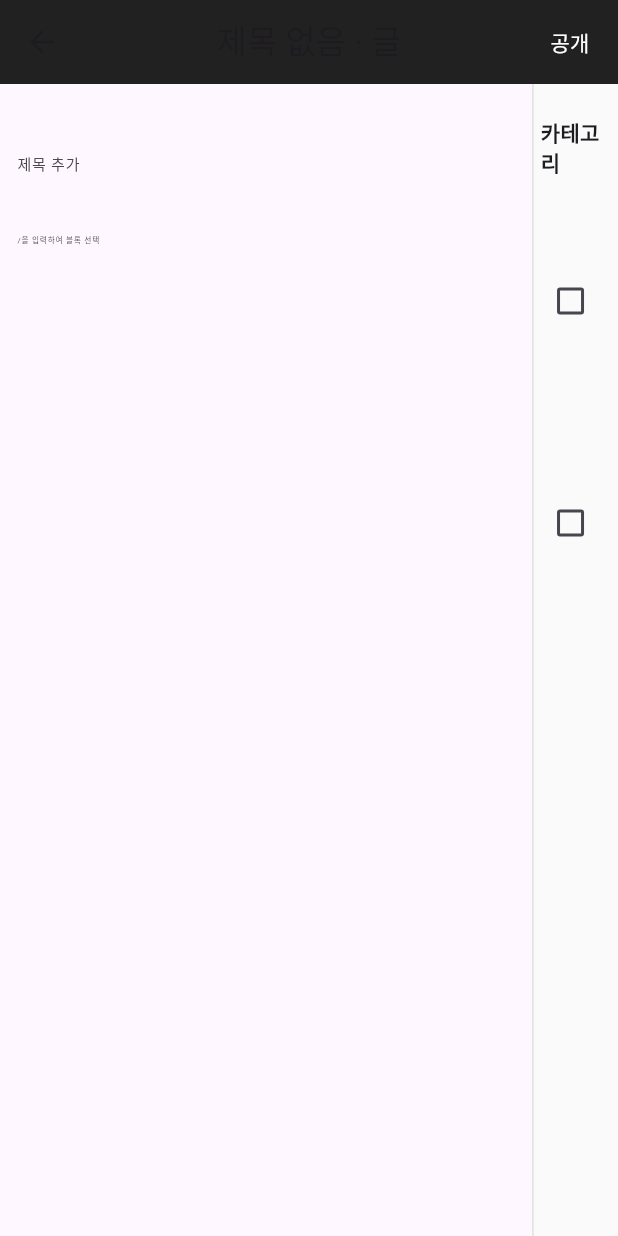
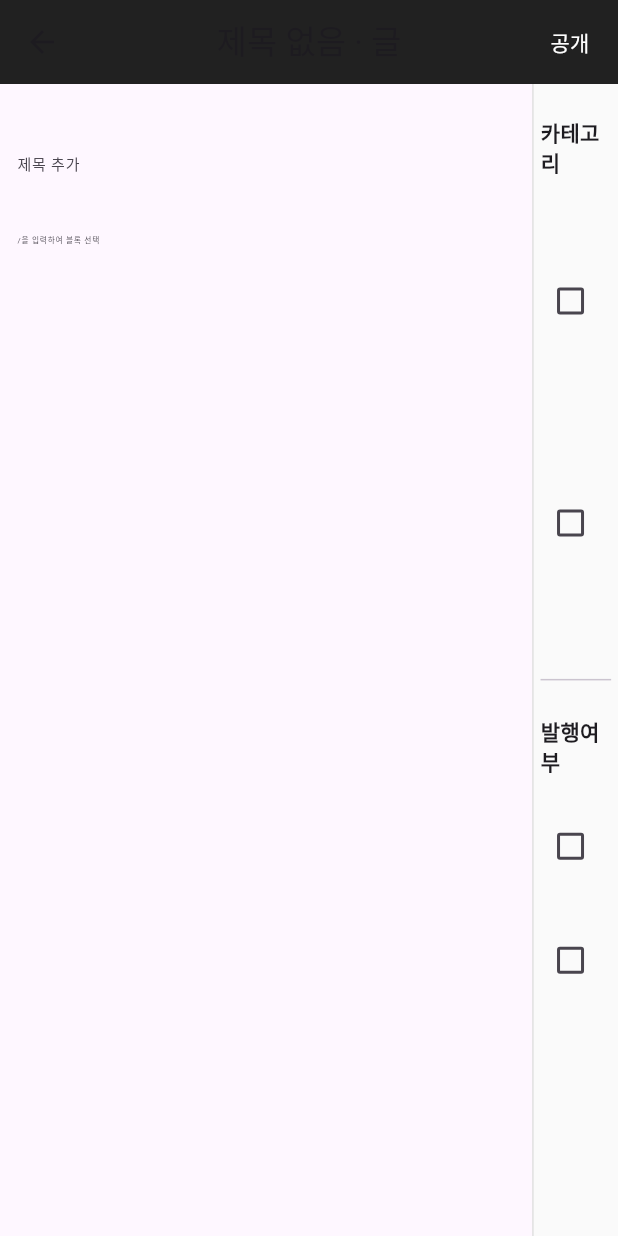
Before and after one commit to KimMinJin63/WebTNMFact, a Flutter app: the AdminPage screen opened by its route, after a tap on the "add" icon, on a phone screen of 412 x 824 dp. Run offline on Flutter 3.47's test engine with Material 3 defaults, Android fonts, the phone set to English and light mode, and no system bars; our stand-ins replace cloud_firestore, firebase_auth, firebase_core, flutter_screenutil, get; accounts and stored records are empty; Roboto replaces fonts that are missing (PretendardBold, PretendardRegular).

Commit message:
수정기능 작업 중

```diff
--- a/lib/controller/admin_controller.dart
+++ b/lib/controller/admin_controller.dart
@@ -9,6 +9,8 @@ class AdminController extends GetxController {
   RxInt selectedIndex = 0.obs;
   FirebaseFirestore firestore = FirebaseFirestore.instance;
   RxList<Map<String, dynamic>> postList = <Map<String, dynamic>>[].obs;
+  RxList<Map<String, dynamic>> donePostList = <Map<String, dynamic>>[].obs;
+  RxList<Map<String, dynamic>> notPostList = <Map<String, dynamic>>[].obs;
   RxString postTitle = ''.obs;
   RxString postContent = ''.obs;
   RxString postCategory = ''.obs;
@@ -19,24 +21,28 @@ class AdminController extends GetxController {
   @override
   void onInit() {
     super.onInit();
-    fetchPostCounts(); // 앱 실행 시 카운트 불러오기
-    fetchPosts(); // 앱 실행 시 카운트 불러오기
+    fetchAllPostCounts();
+    fetchAllPosts();
+    fetchNotPosts();
+    fetchDonePosts();
   }
 
   void selectTab(int index) {
     selectedIndex.value = index;
   }
 
-Future<void> fetchPosts({String? searchQuery}) async {
+  Future<void> fetchAllPosts({String? searchQuery}) async {
     try {
       final snapshot = await firestore
           .collection('posts')
+          .orderBy('createdAt', descending: true)
           .get();
 
       postList.value = snapshot.docs.map((doc) {
         final timestamp = doc['createdAt'] as Timestamp?;
         final dateTime = timestamp?.toDate() ?? DateTime.now();
-      final formattedDate = DateFormat('yyyy-MM-dd HH:mm:ss a', 'ko_KR').format(dateTime); // 원하는 형식 지정
+        final formattedDate = DateFormat('yyyy-MM-dd HH:mm:ss a', 'ko_KR')
+            .format(dateTime); // 원하는 형식 지정
         return {
           'id': doc.id,
           'title': doc['title'],
@@ -56,26 +62,121 @@ Future<void> fetchPosts({String? searchQuery}) async {
     }
   }
 
-  Future<void> fetchPostCounts() async {
+  Future<void> fetchNotPosts({String? searchQuery}) async {
+    try {
+      final snapshot = await firestore
+          .collection('posts')
+          .where('status', isEqualTo: '미발행') // 🔍 미발행 필터
+          .orderBy('createdAt', descending: true) // 최신순 정렬
+          .get();
+
+      notPostList.value = snapshot.docs.map((doc) {
+        final timestamp = doc['createdAt'] as Timestamp?;
+        final dateTime = timestamp?.toDate() ?? DateTime.now();
+        final formattedDate =
+            DateFormat('yyyy-MM-dd HH:mm:ss a', 'ko_KR').format(dateTime);
+        return {
+          'id': doc.id,
+          'title': doc['title'],
+          'content': doc['content'],
+          'category': doc['category'],
+          'author': doc['author'],
+          'createdAt': formattedDate,
+          'status': doc['status'],
+        };
+      }).toList();
+
+      print('📄 미발행 게시글 불러오기 성공');
+      print('총 미발행 게시글 수: ${snapshot.docs.length}');
+    } catch (e) {
+      print('🔥 미발행 게시글 불러오기 실패: $e');
+    }
+  }
+
+  Future<void> fetchDonePosts({String? searchQuery}) async {
+    try {
+      final snapshot = await firestore
+          .collection('posts')
+          .where('status', isEqualTo: '발행')
+          .orderBy('createdAt', descending: true)
+          .get();
+
+      donePostList.value = snapshot.docs.map((doc) {
+        final timestamp = doc['createdAt'] as Timestamp?;
+        final dateTime = timestamp?.toDate() ?? DateTime.now();
+        final formattedDate = DateFormat('yyyy-MM-dd HH:mm:ss a', 'ko_KR')
+            .format(dateTime); // 원하는 형식 지정
+        return {
+          'id': doc.id,
+          'title': doc['title'],
+          'content': doc['content'],
+          'category': doc['category'],
+          'author': doc['author'],
+          'createdAt': formattedDate, // String으로 저장
+          // 'status': doc['status'] ?? 'pending', // 기본값 설정
+          // 'imageUrl': doc['imageUrl'] ?? '', // 이미지 URL이 없을 경우
+        };
+      }).toList();
+
+      print('게시글 불러오기 성공');
+      print('총 게시글 수: ${snapshot.docs.length}');
+    } catch (e) {
+      print('🔥 게시글 불러오기 실패: $e');
+    }
+  }
+
+  Future<void> fetchAllPostCounts() async {
     try {
       final totalSnapshot = await firestore.collection('posts').get();
       print('총 게시글 수: ${totalSnapshot.size}');
       totalCount.value = totalSnapshot.size;
-      print('발행된 게시글 수: ${totalCount.value}');
 
       final publishedSnapshot = await firestore
           .collection('posts')
-          .where('status', isEqualTo: 'published')
+          .where('status', isEqualTo: '발행')
           .get();
       publishedCount.value = publishedSnapshot.size;
+      print('발행된 게시글 수: ${publishedCount.value}');
 
       final pendingSnapshot = await firestore
           .collection('posts')
-          .where('status', isEqualTo: 'pending')
+          .where('status', isEqualTo: '미발행')
           .get();
       pendingCount.value = pendingSnapshot.size;
+      print('미발행된 게시글 수: ${pendingCount.value}');
     } catch (e) {
       print('🔥 게시글 카운트 불러오기 실패: $e');
     }
   }
+
+Future<void> editPost({
+  required String title,
+  required String content,
+  required String category,
+  required String author,
+  required String status,
+  required String docId,
+}) async {
+  try {
+    Map<String, dynamic> updateData = {
+      'title': title,
+      'content': content,
+      'category': category,
+      'author': author,
+      'status': status,
+      'updatedAt': FieldValue.serverTimestamp(),
+    };
+
+    await FirebaseFirestore.instance
+        .collection('posts')
+        .doc(docId)
+        .update(updateData);
+
+    await fetchAllPosts(); // 또는 현재 탭에 맞는 함수
+
+    update(); // GetX 상태 갱신
+  } catch (e) {
+    print('🔥 게시글 수정 실패: $e');
   }
+}
+}
--- a/lib/main.dart
+++ b/lib/main.dart
@@ -4,6 +4,7 @@ import 'package:flutter_screenutil/flutter_screenutil.dart';
 import 'package:get/get.dart';
 import 'package:tnm_fact/controller/admin_controller.dart';
 import 'package:tnm_fact/controller/create_controller.dart';
+import 'package:tnm_fact/controller/edit_controller.dart';
 import 'package:tnm_fact/controller/home_page_controller.dart';
 import 'package:tnm_fact/controller/login_controller.dart';
 import 'package:tnm_fact/firebase_options.dart';
@@ -43,6 +44,7 @@ class MyApp extends StatelessWidget {
             Get.lazyPut(() => LoginController(), fenix: true);
             Get.lazyPut(() => AdminController(), fenix: true);
             Get.lazyPut(() => CreateController(), fenix: true);
+            Get.lazyPut(() => EditController(), fenix: true);
           }),
           theme: ThemeData(
             colorScheme: ColorScheme.fromSeed(seedColor: Colors.deepPurple),
--- a/lib/utils/app_pages.dart
+++ b/lib/utils/app_pages.dart
@@ -2,6 +2,7 @@ import 'package:get/get.dart';
 import 'package:tnm_fact/utils/app_routes.dart';
 import 'package:tnm_fact/view/page/admin_page.dart';
 import 'package:tnm_fact/view/page/create_page.dart';
+import 'package:tnm_fact/view/page/edit_page.dart';
 import 'package:tnm_fact/view/page/home_page.dart';
 import 'package:tnm_fact/view/page/login_page.dart';
 
@@ -23,6 +24,10 @@ class AppPages{
         name: AppRoutes.create,
         page: () => const CreatePage(),
         transition: Transition.fadeIn),
+ GetPage(
+        name: AppRoutes.edit,
+        page: () => const EditPage(),
+        transition: Transition.fadeIn),
 //  GetPage(
 //         name: AppRoutes.erase,
 //         page: () => const ErasePage(),
--- a/lib/utils/app_routes.dart
+++ b/lib/utils/app_routes.dart
@@ -1,5 +1,6 @@
 import 'package:tnm_fact/view/page/admin_page.dart';
 import 'package:tnm_fact/view/page/create_page.dart';
+import 'package:tnm_fact/view/page/edit_page.dart';
 import 'package:tnm_fact/view/page/home_page.dart';
 import 'package:tnm_fact/view/page/login_page.dart';
 
@@ -7,5 +8,6 @@ class AppRoutes {
   static const login = LoginPage.route; //로그인
   static const admin = AdminPage.route; //어드민 페이지
   static const home = HomePage.route; // 메인 페이지
-  static const create = CreatePage.route; // 메인 페이지
+  static const create = CreatePage.route; // 작성 페이지
+  static const edit = EditPage.route; // 수정 페이지
 }
--- a/lib/view/page/admin_page.dart
+++ b/lib/view/page/admin_page.dart
@@ -4,6 +4,7 @@ import 'package:get/get.dart';
 import 'package:tnm_fact/controller/admin_controller.dart';
 import 'package:tnm_fact/utils/app_color.dart';
 import 'package:tnm_fact/view/page/create_page.dart';
+import 'package:tnm_fact/view/page/edit_page.dart';
 import 'package:tnm_fact/view/widget/app_admin_top_bar.dart';
 import 'package:tnm_fact/view/widget/app_post.dart';
 import 'package:tnm_fact/view/widget/app_post_title.dart';
@@ -39,8 +40,8 @@ class AdminPage extends GetView<AdminController> {
               Obx(() {
                 return AppAdminTopBar(
                   totalCount: controller.totalCount.value,
-                  publishedCount: 87,
-                  pendingCount: 1,
+                  publishedCount: controller.publishedCount.value,
+                  pendingCount: controller.pendingCount.value,
                   selectedIndex: controller.selectedIndex.value,
                   searchController: controller.searchController,
                   onSearch: (keyword) {
@@ -76,7 +77,8 @@ class AdminPage extends GetView<AdminController> {
                               title: post['title'] ?? '',
                               author: post['author'] ?? '',
                               category: post['category'] ?? '',
-                              createdAt: post['createdAt'] ?? ''));
+                              createdAt: post['createdAt'] ?? '',
+                              onTap: () => Get.toNamed(EditPage.route, arguments: post)));
                     },
                   );
                 }),
--- a/lib/view/page/create_page.dart
+++ b/lib/view/page/create_page.dart
@@ -19,23 +19,26 @@ class CreatePage extends GetView<CreateController> {
         title: Text('제목 없음 · 글'),
         centerTitle: true,
         actions: [
+          // Obx(
+          //   () =>
             TextButton(
               onPressed: () {
                 controller.createPost(
                     title: controller.titleController.text,
                     content: controller.contentController.text,
                     category: controller.selectedCategory.value,
-                author: '김병국'
-
-              );
-              Get.find<AdminController>().fetchPosts();
-              Get.toNamed(AdminPage.route); // 글 작성 후 관리자 페이지로 이동
+                    status: controller.selectedPublish.value,
+                    author: '김병국');
+                Get.find<AdminController>().fetchAllPosts();
+                Get.find<AdminController>().fetchAllPostCounts();
+                Get.offNamed(AdminPage.route); // 글 작성 후 관리자 페이지로 이동
               },
               child: Text(
                 '공개',
                 style: TextStyle(color: Colors.white),
               ),
-          )
+            ),
+          // )
         ],
         backgroundColor: Colors.grey[900],
       ),
@@ -89,11 +92,14 @@ class CreatePage extends GetView<CreateController> {
               color: Colors.grey[50],
             ),
             padding: EdgeInsets.symmetric(horizontal: 16.w, vertical: 24.h),
-            child: Obx(
+            child: Column(
+              children: [
+                Obx(
                   () => Column(
                     crossAxisAlignment: CrossAxisAlignment.start,
                     children: [
-                  Text('카테고리', style: TextStyle(fontWeight: FontWeight.bold)),
+                      Text('카테고리',
+                          style: TextStyle(fontWeight: FontWeight.bold)),
                       SizedBox(height: 16.h),
                       CheckboxListTile(
                         title: Text('데일리 팩트'),
@@ -109,7 +115,8 @@ class CreatePage extends GetView<CreateController> {
                         title: Text('인사이트 팩트'),
                         value: controller.selectedCategory.value == '인사이트 팩트',
                         onChanged: (val) {
-                      controller.selectedCategory.value = val! ? '인사이트 팩트' : '';
+                          controller.selectedCategory.value =
+                              val! ? '인사이트 팩트' : '';
                         },
                         controlAffinity: ListTileControlAffinity.leading,
                         contentPadding: EdgeInsets.zero,
@@ -117,6 +124,44 @@ class CreatePage extends GetView<CreateController> {
                     ],
                   ),
                 ),
+                SizedBox(
+                  height: 18.h,
+                ),
+                Divider(),
+                SizedBox(
+                  height: 18.h,
+                ),
+                Obx(
+                  () => Column(
+                    crossAxisAlignment: CrossAxisAlignment.start,
+                    children: [
+                      Text('발행여부',
+                          style: TextStyle(fontWeight: FontWeight.bold)),
+                      SizedBox(height: 16.h),
+                      CheckboxListTile(
+                        title: Text('발행'),
+                        value: controller.selectedPublish.value == '발행',
+                        onChanged: (val) {
+                          controller.selectedPublish.value =
+                              val! ? '발행' : ''; // 선택/해제
+                        },
+                        controlAffinity: ListTileControlAffinity.leading,
+                        contentPadding: EdgeInsets.zero,
+                      ),
+                      CheckboxListTile(
+                        title: Text('미발행'),
+                        value: controller.selectedPublish.value == '미발행',
+                        onChanged: (val) {
+                          controller.selectedPublish.value = val! ? '미발행' : '';
+                        },
+                        controlAffinity: ListTileControlAffinity.leading,
+                        contentPadding: EdgeInsets.zero,
+                      ),
+                    ],
+                  ),
+                ),
+              ],
+            ),
           ),
         ],
       ),
```
Also changed, not shown: lib/controller/create_controller.dart (+7 -2 lines), lib/controller/edit_controller.dart (added, +53 -0 lines), lib/view/page/edit_page.dart (added, +173 -0 lines), lib/view/widget/app_post.dart (+5 -5 lines), pubspec.lock. Lines whose indentation alone changed are shown as unchanged.
